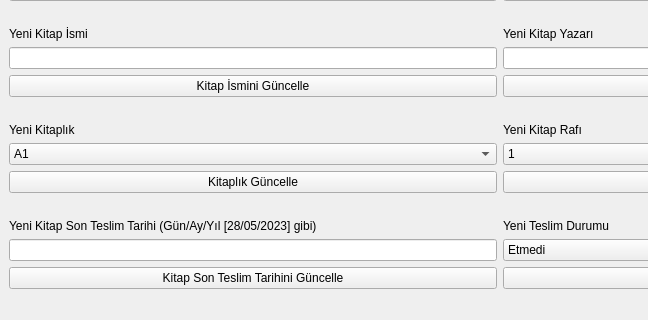
Qt form lib/pop-window/kayit_guncelle.ui (kernelginar/kuys) before a commit; both pictures show x 0 to 648 and y 480 to 800 of the 1000 by 800 pixel window.
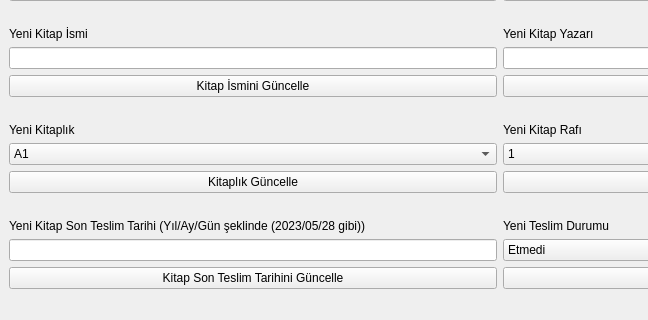
The same form after that commit.

Commit message: Arayüz güncellendi ve yeni 3 özellik eklendi

Diff of the .ui file:
```diff
--- a/lib/pop-window/kayit_guncelle.ui
+++ b/lib/pop-window/kayit_guncelle.ui
@@ -78,7 +78,7 @@
         <item row="17" column="0">
          <widget class="QLabel" name="yeni_kitap_son_teslim_tarihi_label">
           <property name="text">
-           <string>Yeni Kitap Son Teslim Tarihi (Gün/Ay/Yıl [28/05/2023] gibi)</string>
+           <string>Yeni Kitap Son Teslim Tarihi (Yıl/Ay/Gün şeklinde (2023/05/28 gibi))</string>
           </property>
          </widget>
         </item>
```
The commit also changes 3 other files.
